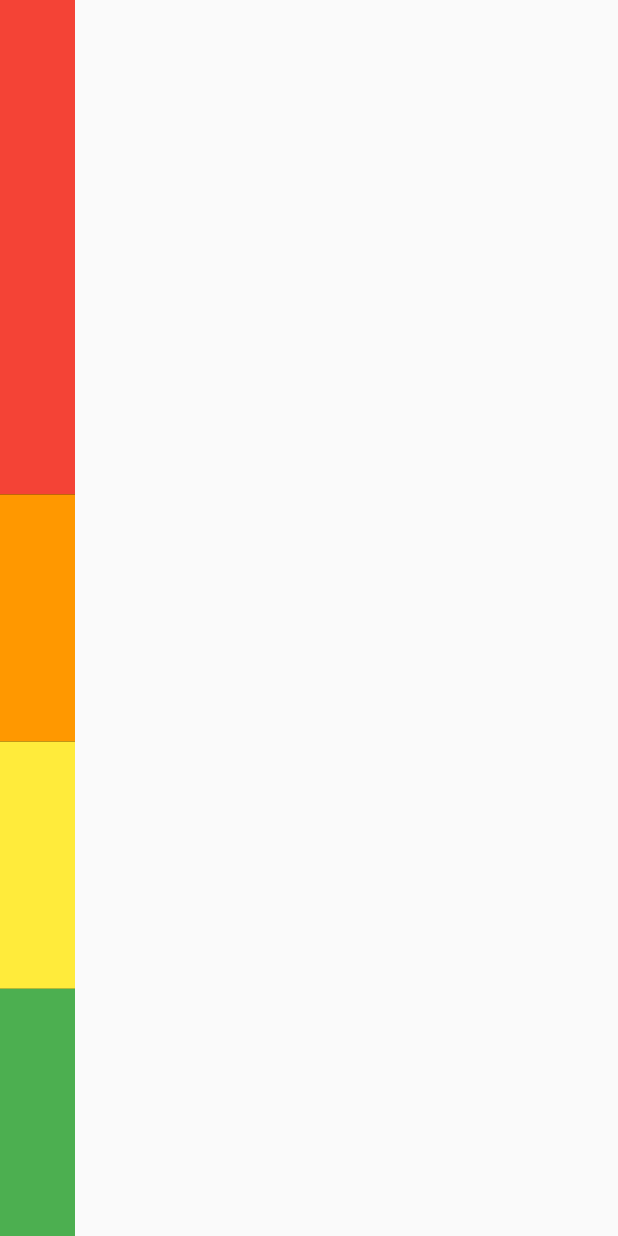
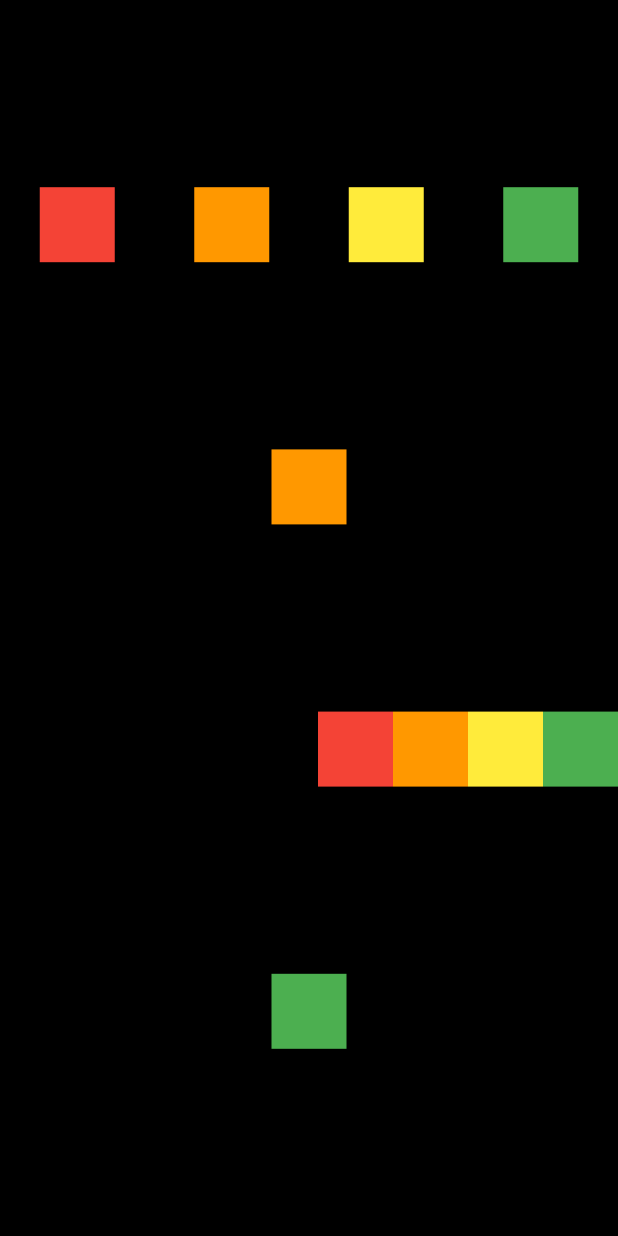
Before and after one commit to TomyRavn/android_studio, a Flutter app: the screen it shows after launch, on a phone screen of 412 x 824 dp. Run offline on Flutter 3.47's test engine with Material 2 defaults, Android fonts, the phone set to English and light mode, and no system bars.

Commit message:
row and column

```diff
--- a/lib/screen/home_screen.dart
+++ b/lib/screen/home_screen.dart
@@ -9,38 +9,68 @@ class HomeScreen extends StatelessWidget {
        child: Container(
          color: Colors.black,
          child: Column(
-           crossAxisAlignment: CrossAxisAlignment.start,
-           mainAxisSize: MainAxisSize.min,
+           mainAxisAlignment: MainAxisAlignment.spaceEvenly,
            children: [
-             Expanded(
-               flex: 2,
-               child: Container(
+            Row(
+              mainAxisAlignment: MainAxisAlignment.spaceAround,
+              children: [
+                Container(
+                  height: 50.0,
+                  width: 50.0,
                   color: Colors.red,
+                ),
+                Container(
+                  height: 50.0,
                   width: 50.0,
+                  color: Colors.orange,
+                ),
+                Container(
                   height: 50.0,
+                  width: 50.0,
+                  color: Colors.yellow,
                 ),
+                Container(
+                  height: 50.0,
+                  width: 50.0,
+                  color: Colors.green,
                 ),
-             Expanded(
-               child: Container(
+              ],
+            ),
+            Container(
+              height: 50.0,
+              width: 50.0,
               color: Colors.orange,
+            ),
+            Row(
+              mainAxisAlignment: MainAxisAlignment.end,
+              children: [
+                Container(
+                  height: 50.0,
                   width: 50.0,
+                  color: Colors.red,
+                ),
+                Container(
                   height: 50.0,
+                  width: 50.0,
+                  color: Colors.orange,
                 ),
+                Container(
+                  height: 50.0,
+                  width: 50.0,
+                  color: Colors.yellow,
                 ),
-             Expanded(
-               child: Container(
-                 color: Colors.yellow,
+                Container(
+                  height: 50.0,
                   width: 50.0,
+                  color: Colors.green,
+                ),
+              ],
+            ),
+            Container(
               height: 50.0,
+              width: 50.0,
+              color: Colors.green,
             ),
-             ),
-             Expanded(
-               child: Container(
-                 color: Colors.green,
-                 width: 50.0,
-                 height: 50.0,
-               ),
-             )
           ],
          ),
        ),
```
Lines whose indentation alone changed are shown as unchanged.
